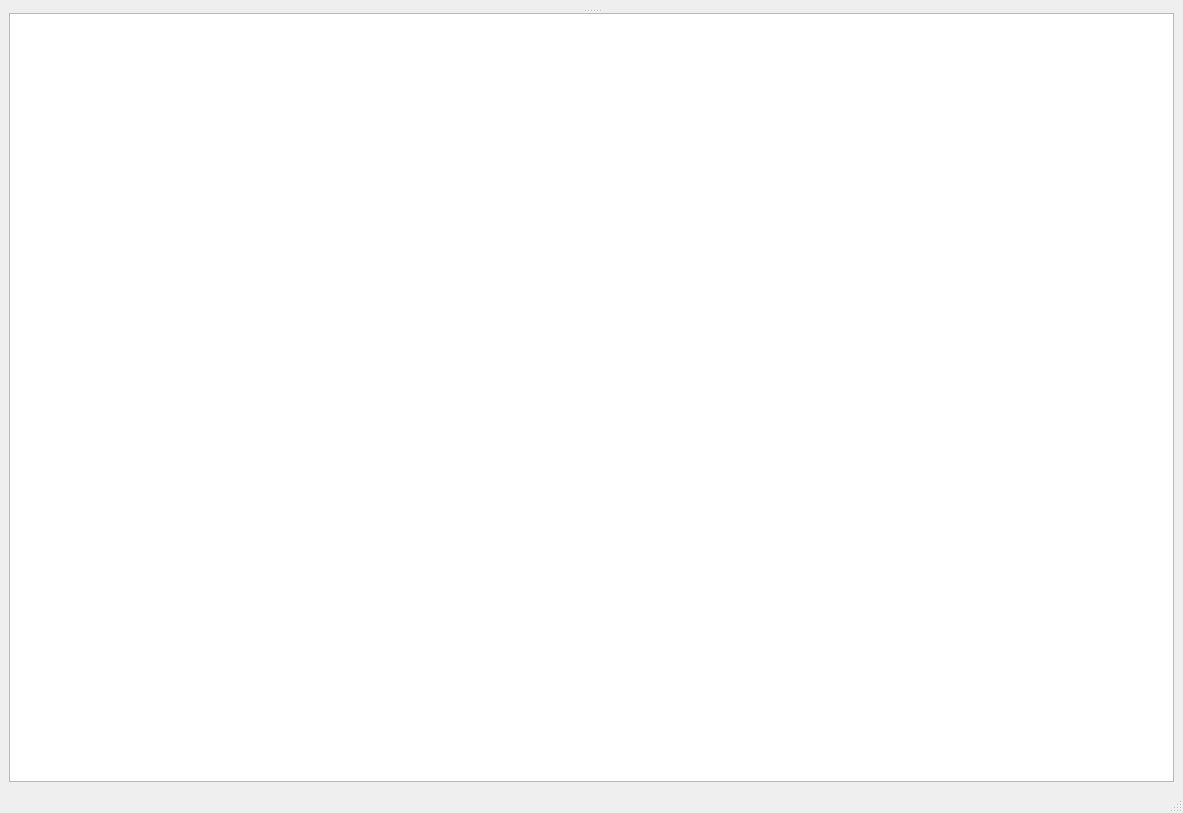
This is tools/Annotation/ui/MainWindow.ui in cybercortex-robotics/dojo as Qt 5 draws it before an edit. The edited form follows.
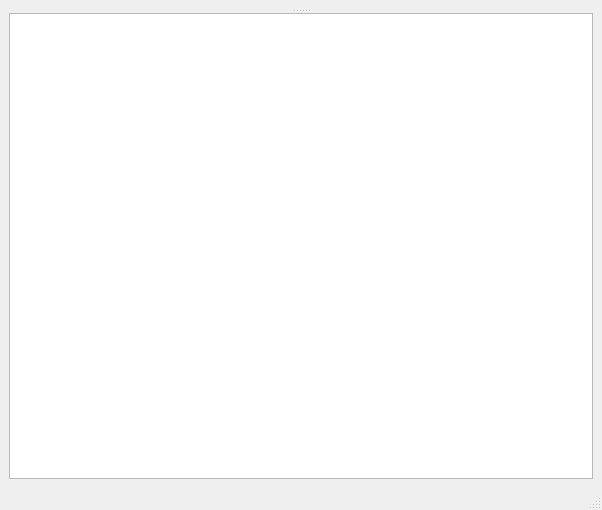
This is the edited form.

Patch:
```diff
--- a/tools/Annotation/ui/MainWindow.ui
+++ b/tools/Annotation/ui/MainWindow.ui
@@ -6,8 +6,8 @@
    <rect>
     <x>0</x>
     <y>0</y>
-    <width>1183</width>
-    <height>813</height>
+    <width>602</width>
+    <height>510</height>
    </rect>
   </property>
   <property name="windowTitle">
@@ -35,8 +35,8 @@
         <string>&lt;!DOCTYPE HTML PUBLIC &quot;-//W3C//DTD HTML 4.0//EN&quot; &quot;http://www.w3.org/TR/REC-html40/strict.dtd&quot;&gt;
 &lt;html&gt;&lt;head&gt;&lt;meta name=&quot;qrichtext&quot; content=&quot;1&quot; /&gt;&lt;style type=&quot;text/css&quot;&gt;
 p, li { white-space: pre-wrap; }
-&lt;/style&gt;&lt;/head&gt;&lt;body style=&quot; font-family:'MS Shell Dlg 2'; font-size:8.25pt; font-weight:400; font-style:normal;&quot;&gt;
-&lt;p style=&quot;-qt-paragraph-type:empty; margin-top:0px; margin-bottom:0px; margin-left:0px; margin-right:0px; -qt-block-indent:0; text-indent:0px;&quot;&gt;&lt;br /&gt;&lt;/p&gt;&lt;/body&gt;&lt;/html&gt;</string>
+&lt;/style&gt;&lt;/head&gt;&lt;body style=&quot; font-family:'MS Shell Dlg 2'; font-size:8pt; font-weight:400; font-style:normal;&quot;&gt;
+&lt;p style=&quot;-qt-paragraph-type:empty; margin-top:0px; margin-bottom:0px; margin-left:0px; margin-right:0px; -qt-block-indent:0; text-indent:0px; font-size:8.25pt;&quot;&gt;&lt;br /&gt;&lt;/p&gt;&lt;/body&gt;&lt;/html&gt;</string>
        </property>
       </widget>
      </widget>
```
Left out of the diff: 2 changed lines with no effect on the pictures.
